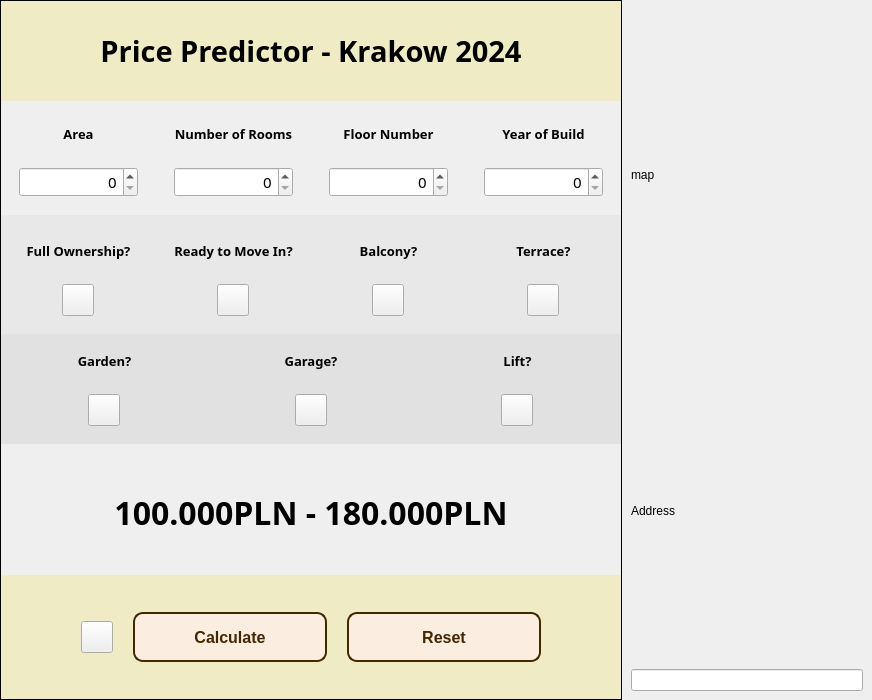
This is assets/UI/mainwindow_krk.ui in milonpabis/price-predictor-poland2024 as Qt 5 draws it before an edit. The edited form follows.
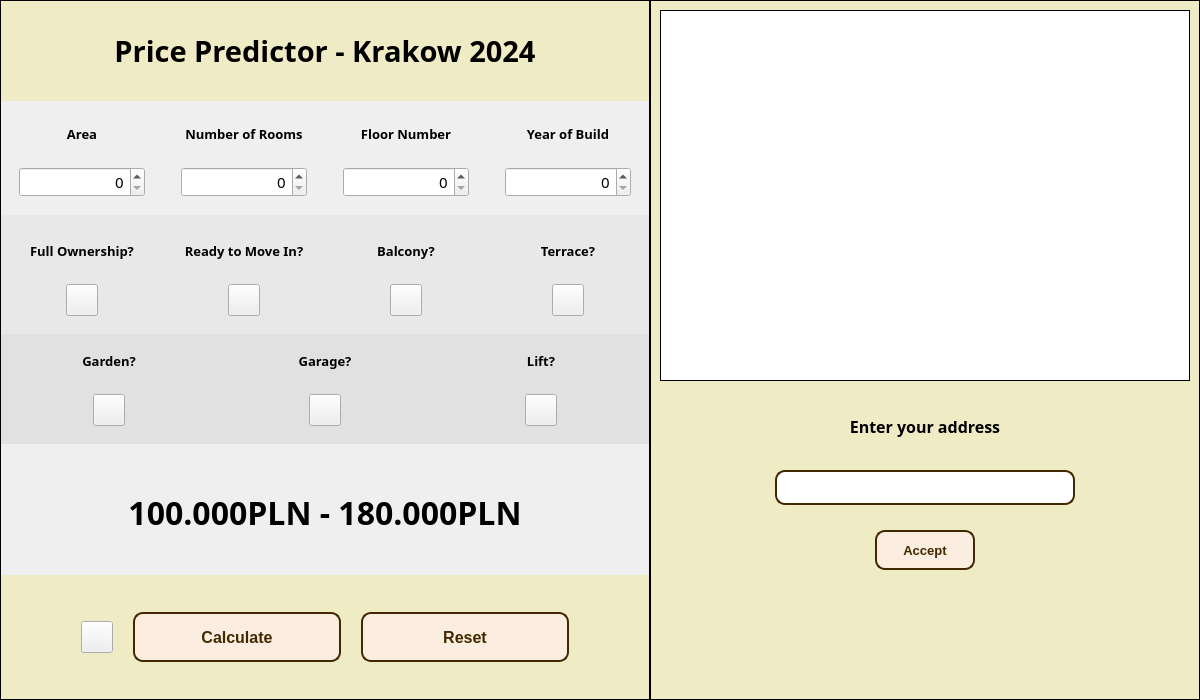
This is the edited form. Icons and pictures are not drawn.

Patch:
```diff
--- a/assets/UI/mainwindow_krk.ui
+++ b/assets/UI/mainwindow_krk.ui
@@ -6,13 +6,13 @@
    <rect>
     <x>0</x>
     <y>0</y>
-    <width>872</width>
+    <width>1200</width>
     <height>700</height>
    </rect>
   </property>
   <property name="minimumSize">
    <size>
-    <width>650</width>
+    <width>1200</width>
     <height>700</height>
    </size>
   </property>
@@ -1375,16 +1375,22 @@
      <widget class="QFrame" name="frame_44">
       <property name="minimumSize">
        <size>
-        <width>200</width>
+        <width>550</width>
         <height>0</height>
        </size>
       </property>
       <property name="maximumSize">
        <size>
-        <width>250</width>
+        <width>550</width>
         <height>16777215</height>
        </size>
       </property>
+      <property name="styleSheet">
+       <string notr="true">QFrame#frame_44 {
+background-color: rgba(239, 234, 178, 180);
+border: 1px solid black;
+}</string>
+      </property>
       <property name="frameShape">
        <enum>QFrame::NoFrame</enum>
       </property>
@@ -1418,8 +1424,30 @@
          <layout class="QVBoxLayout" name="verticalLayout_33">
           <item>
            <widget class="QLabel" name="l_map">
+            <property name="minimumSize">
+             <size>
+              <width>530</width>
+              <height>371</height>
+             </size>
+            </property>
+            <property name="maximumSize">
+             <size>
+              <width>530</width>
+              <height>371</height>
+             </size>
+            </property>
+            <property name="styleSheet">
+             <string notr="true">background-color: white;
+border: 1px solid black;</string>
+            </property>
             <property name="text">
-             <string>map</string>
+             <string/>
+            </property>
+            <property name="pixmap">
+             <pixmap>../../krk1.JPG</pixmap>
+            </property>
+            <property name="scaledContents">
+             <bool>true</bool>
             </property>
            </widget>
           </item>
@@ -1435,15 +1463,133 @@
           <enum>QFrame::Raised</enum>
          </property>
          <layout class="QVBoxLayout" name="verticalLayout_34">
+          <property name="bottomMargin">
+           <number>120</number>
+          </property>
           <item>
-           <widget class="QLabel" name="l_address">
-            <property name="text">
-             <string>Address</string>
+           <widget class="QFrame" name="frame_47">
+            <property name="frameShape">
+             <enum>QFrame::NoFrame</enum>
             </property>
+            <property name="frameShadow">
+             <enum>QFrame::Raised</enum>
+            </property>
+            <layout class="QVBoxLayout" name="verticalLayout_37">
+             <item>
+              <widget class="QLabel" name="label_13">
+               <property name="font">
+                <font>
+                 <family>Rockwell</family>
+                 <pointsize>12</pointsize>
+                 <bold>true</bold>
+                </font>
+               </property>
+               <property name="text">
+                <string>Enter your address</string>
+               </property>
+               <property name="alignment">
+                <set>Qt::AlignCenter</set>
+               </property>
+              </widget>
+             </item>
+            </layout>
            </widget>
           </item>
           <item>
-           <widget class="QLineEdit" name="le_address"/>
+           <widget class="QFrame" name="frame_49">
+            <property name="frameShape">
+             <enum>QFrame::NoFrame</enum>
+            </property>
+            <property name="frameShadow">
+             <enum>QFrame::Raised</enum>
+            </property>
+            <layout class="QHBoxLayout" name="horizontalLayout_14">
+             <item>
+              <widget class="QLineEdit" name="le_address">
+               <property name="minimumSize">
+                <size>
+                 <width>0</width>
+                 <height>35</height>
+                </size>
+               </property>
+               <property name="maximumSize">
+                <size>
+                 <width>300</width>
+                 <height>16777215</height>
+                </size>
+               </property>
+               <property name="font">
+                <font>
+                 <family>Rockwell</family>
+                 <pointsize>12</pointsize>
+                </font>
+               </property>
+               <property name="styleSheet">
+                <string notr="true">border-radius: 10px;
+border: 2px solid #422800;</string>
+               </property>
+               <property name="frame">
+                <bool>false</bool>
+               </property>
+               <property name="alignment">
+                <set>Qt::AlignCenter</set>
+               </property>
+              </widget>
+             </item>
+            </layout>
+           </widget>
+          </item>
+          <item>
+           <widget class="QFrame" name="frame_48">
+            <property name="frameShape">
+             <enum>QFrame::NoFrame</enum>
+            </property>
+            <property name="frameShadow">
+             <enum>QFrame::Raised</enum>
+            </property>
+            <layout class="QHBoxLayout" name="horizontalLayout_15">
+             <item>
+              <widget class="QPushButton" name="bt_accept">
+               <property name="minimumSize">
+                <size>
+                 <width>0</width>
+                 <height>40</height>
+                </size>
+               </property>
+               <property name="maximumSize">
+                <size>
+                 <width>100</width>
+                 <height>16777215</height>
+                </size>
+               </property>
+               <property name="font">
+                <font>
+                 <pointsize>10</pointsize>
+                 <bold>true</bold>
+                </font>
+               </property>
+               <property name="cursor">
+                <cursorShape>PointingHandCursor</cursorShape>
+               </property>
+               <property name="styleSheet">
+                <string notr="true">QPushButton {
+  background-color: #fbeee0;
+  border: 2px solid #422800;
+  border-radius: 10px;
+  color: #422800;
+}
+
+QPushButton:hover {
+  background-color: #fff;
+}</string>
+               </property>
+               <property name="text">
+                <string>Accept</string>
+               </property>
+              </widget>
+             </item>
+            </layout>
+           </widget>
           </item>
          </layout>
         </widget>
```
